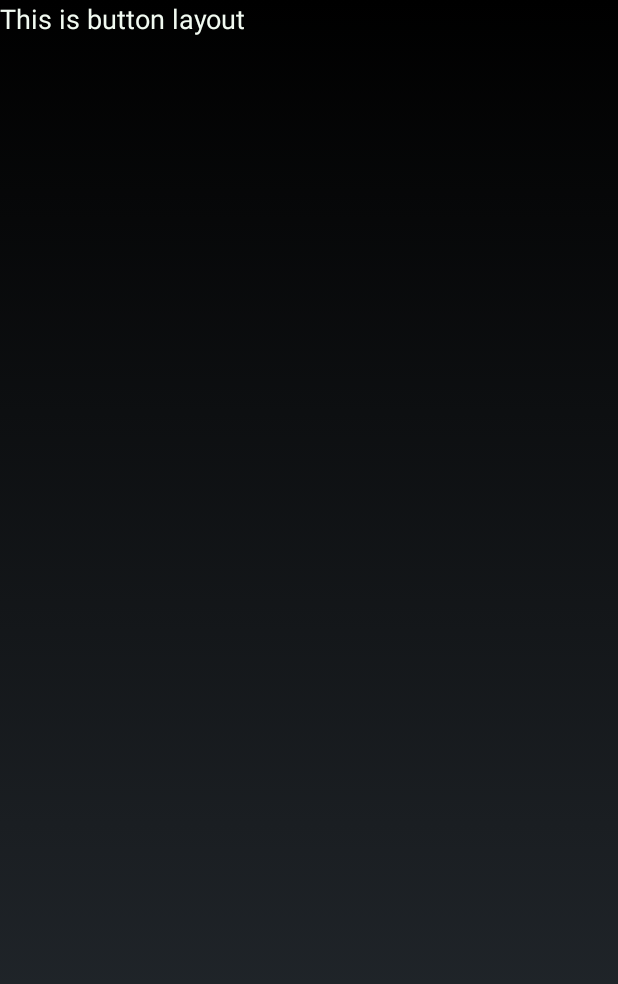
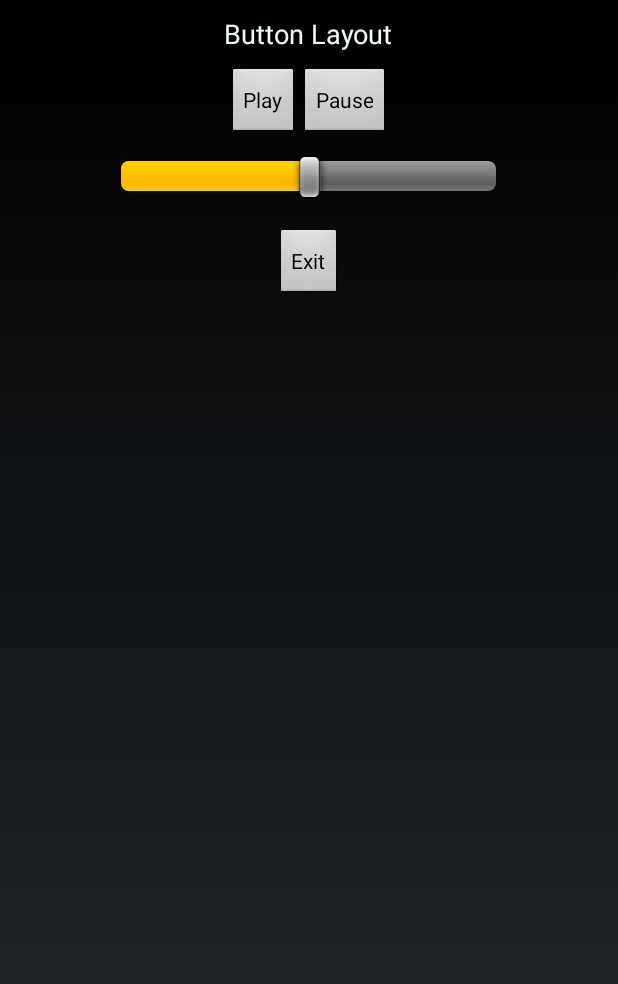
Before and after one commit to TramDo/GestureMediaPlayer, an Android app: the ButtonActivity screen opened directly, with no data from a screen before it, on a phone screen of 412 x 824 dp. Shown: the top 984 px of the screen. Run offline under Robolectric (Android 15) with nearby library versions, the phone set to English and light mode, and no system bars.

Commit message:
Added UI for Button Activity and Sensor Activity (From June)

```diff
--- a/app/src/main/java/com/example/gesturemediaplayer/ButtonActivity.java
+++ b/app/src/main/java/com/example/gesturemediaplayer/ButtonActivity.java
@@ -2,13 +2,56 @@ package com.example.gesturemediaplayer;
 
 import android.app.Activity;
 import android.os.Bundle;
+import android.util.Log;
+import android.view.View;
+import android.widget.SeekBar;
 
 public class ButtonActivity extends Activity {
+
+    SeekBar volumeControl; //slider
 
     @Override
     public void onCreate(Bundle savedInstanceState) {
         //Log.i(MYDEBUG, "onCreate! (setup)");
         super.onCreate(savedInstanceState);
         setContentView(R.layout.button_layout);
+
+        volumeControl = (SeekBar) findViewById(R.id.volumeControl);
+        volumeControl.setOnSeekBarChangeListener(new SeekBar.OnSeekBarChangeListener() {
+
+            int progressChangedValue = 0;
+
+            @Override
+            public void onProgressChanged(SeekBar seekBar, int progress, boolean fromUser) {
+                progressChangedValue = progress;
+            }
+
+            @Override
+            public void onStartTrackingTouch(SeekBar seekBar) {
+                //add whatever, might not be needed
+            }
+
+            @Override
+            public void onStopTrackingTouch(SeekBar seekBar) {
+                Log.i("Slider", "Progress: "+ progressChangedValue);
+            }
+        });
+    }
+
+    //play music
+    public void clickPlay(View v) {
+        Log.i("Button", "Play");
+    }
+
+    //pause music
+    public void clickPause(View v) {
+        Log.i("Button", "Pause");
+    }
+
+
+
+    // Called when the "Exit" button is pressed.
+    public void clickExit(View view) {
+        this.finish(); // terminate
     }
 }
--- a/app/src/main/res/layout/button_layout.xml
+++ b/app/src/main/res/layout/button_layout.xml
@@ -7,8 +7,52 @@
     <TextView
         android:layout_width="wrap_content"
         android:layout_height="wrap_content"
-        android:text="This is button layout"
+        android:layout_gravity="center"
+        android:layout_margin="10dp"
+        android:text="Button Layout"
         android:textColor="#F1FAF1"
         android:textAppearance="?android:attr/textAppearanceMedium"/>
 
+    <LinearLayout
+        android:layout_width="match_parent"
+        android:layout_height="wrap_content"
+        android:gravity="center">
+
+        <Button
+            android:layout_width="wrap_content"
+            android:layout_height="wrap_content"
+            android:layout_gravity="center"
+            android:onClick="clickPlay"
+            android:text="Play">
+        </Button>
+
+        <Button
+            android:layout_width="wrap_content"
+            android:layout_height="wrap_content"
+            android:layout_gravity="center"
+            android:onClick="clickPause"
+            android:text="Pause">
+        </Button>
+
+    </LinearLayout>
+
+    <SeekBar
+        android:id="@+id/volumeControl"
+        android:layout_width="250dp"
+        android:layout_height="wrap_content"
+        android:layout_margin="10dp"
+        android:layout_gravity="center"
+        android:max="100"
+        android:progress="50">
+    </SeekBar>
+
+    <Button
+        android:layout_width="wrap_content"
+        android:layout_height="wrap_content"
+        android:layout_margin="10dp"
+        android:layout_gravity="center"
+        android:onClick="clickExit"
+        android:text="Exit">
+    </Button>
+
 </LinearLayout>
--- a/app/src/main/res/layout/setup_layout.xml
+++ b/app/src/main/res/layout/setup_layout.xml
@@ -65,7 +65,7 @@
                 android:layout_height="wrap_content"
                 android:layout_weight="1"
                 android:onClick="clickOK"
-                android:text="@string/button01text"
+                android:text="@string/btnoktext"
                 android:textAppearance="?android:attr/textAppearanceMedium">
             </Button>
 
@@ -75,7 +75,7 @@
                 android:layout_height="wrap_content"
                 android:layout_weight="1"
                 android:onClick="clickExit"
-                android:text="@string/button03text"
+                android:text="@string/btnexittext"
                 android:textAppearance="?android:attr/textAppearanceMedium">
             </Button>
         </LinearLayout>
--- a/app/src/main/res/values/strings.xml
+++ b/app/src/main/res/values/strings.xml
@@ -1,7 +1,9 @@
 <resources>
     <string name="app_name">Gesture Media Player</string>
     <string name="setuptitletext">Gesture Media Player</string>
-    <string name="button01text">OK</string>
-    <string name="button03text">Exit</string>
+    <string name="btnoktext">OK</string>
+    <string name="btnexittext">Exit</string>
     <string name="paramlabelinputtext">Input Method</string>
+    <string name="sensorlayoutext">Sensor Layout</string>
+
 </resources>
```
Also changed, not shown: app/src/main/java/com/example/gesturemediaplayer/SensorActivity.java (+8 -0 lines), app/src/main/res/layout/sensor_layout.xml (+11 -1 lines).
